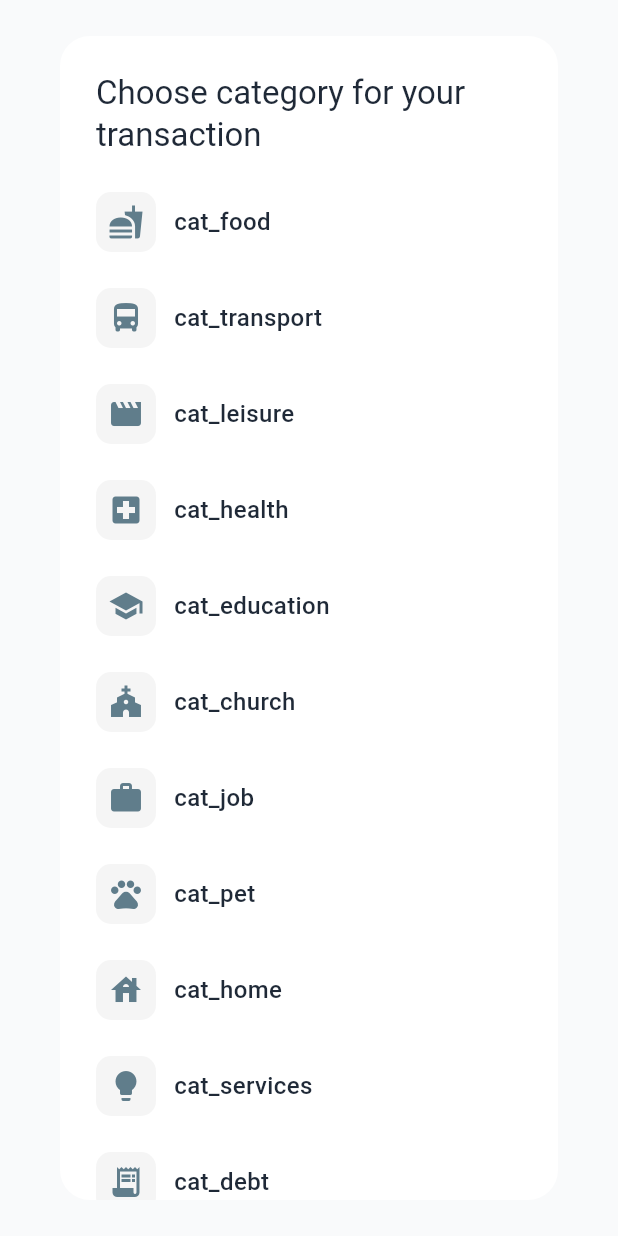
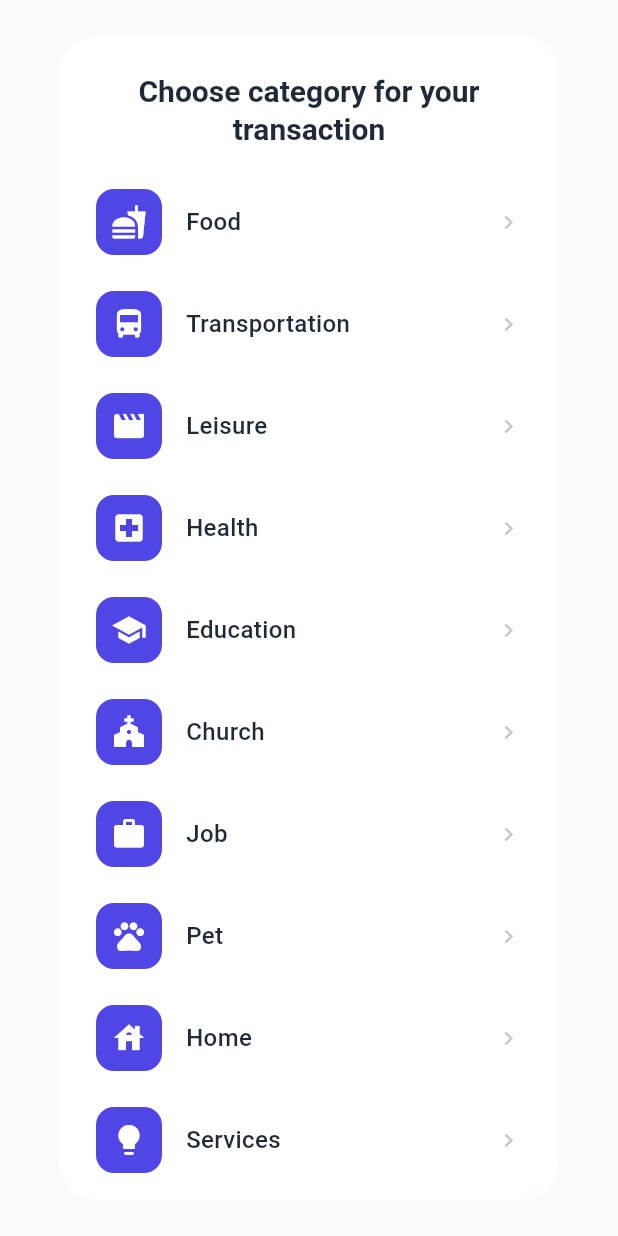
Before and after one commit to Visac95/money_move, a Flutter app: the SelectCategoryWindow widget shown alone on an empty page, opened directly, on a phone screen of 412 x 824 dp. Run offline on Flutter 3.47's test engine with Material 3 defaults, Android fonts, the phone set to English and light mode, and no system bars; our stand-ins replace google_generative_ai, sqflite; accounts and stored records are empty.

Commit message:
sistema de categorias con traducciones, lista

```diff
--- a/lib/services/gemini_service.dart
+++ b/lib/services/gemini_service.dart
@@ -14,7 +14,7 @@ class GeminiService {
   Future<String> classifyTransaction(String transactionTitle) async {
 
     final String categoriesString = AppConstants.categories
-        .map((cat) => cat.toUpperCase())
+        .map((cat) => cat)
         .join(', ');
 
     String prompt =
--- a/lib/widgets/select_category_window.dart
+++ b/lib/widgets/select_category_window.dart
@@ -1,7 +1,8 @@
 import 'package:flutter/material.dart';
 import 'package:money_move/config/app_constants.dart';
 import 'package:money_move/l10n/app_localizations.dart';
-
+// 1. IMPORTANTE: Importa tu helper de traducción
+import 'package:money_move/utils/category_translater.dart';
 
 class SelectCategoryWindow extends StatefulWidget {
   const SelectCategoryWindow({super.key});
@@ -13,36 +14,64 @@ class SelectCategoryWindow extends StatefulWidget {
 class _SelectCategoryWindowState extends State<SelectCategoryWindow> {
   @override
   Widget build(BuildContext context) {
+    // Accedemos al tema para colores adaptables
+    final colorScheme = Theme.of(context).colorScheme;
+
     return SimpleDialog(
-      title: Text(AppLocalizations.of(context)!.chooseCategoryManualTitle),
-      shape: RoundedRectangleBorder(borderRadius: BorderRadius.circular(20)),
-      children: AppConstants.categories.map((categoryItem) {
+      title: Text(
+        AppLocalizations.of(context)!.chooseCategoryManualTitle,
+        textAlign: TextAlign.center,
+        style: TextStyle(fontSize: 20, fontWeight: FontWeight.bold),
+      ),
+      // Color de fondo del diálogo adaptable
+      backgroundColor: colorScheme.surfaceContainerHigh,
+      shape: RoundedRectangleBorder(borderRadius: BorderRadius.circular(24)),
+      contentPadding: const EdgeInsets.symmetric(vertical: 16),
+
+      children: AppConstants.categories.map((categoryKey) {
         return SimpleDialogOption(
           padding: const EdgeInsets.symmetric(vertical: 12, horizontal: 24),
           onPressed: () {
-            Navigator.pop(context, categoryItem);
+            // 2. LÓGICA: Devolvemos la CLAVE (ej: cat_food)
+            // Esto es correcto, la base de datos necesita la clave, no la traducción.
+            Navigator.pop(context, categoryKey);
           },
           child: Row(
             children: [
+              // Contenedor del ícono
               Container(
-                padding: const EdgeInsets.all(8),
+                padding: const EdgeInsets.all(10),
                 decoration: BoxDecoration(
-                  color: Colors.grey.shade100,
-                  borderRadius: BorderRadius.circular(10),
+                  // 3. DISEÑO: Usamos colores del tema (PrimaryContainer)
+                  color: colorScheme.primaryContainer,
+                  borderRadius: BorderRadius.circular(12),
                 ),
                 child: Icon(
-                  AppConstants.getIconForCategory(categoryItem),
-                  color: Colors.blueGrey,
+                  AppConstants.getIconForCategory(categoryKey),
+                  // Ícono en contraste (OnPrimaryContainer)
+                  color: colorScheme.onPrimaryContainer,
+                  size: 24,
                 ),
               ),
-              const SizedBox(width: 12),
-              Text(
-                categoryItem,
-                style: const TextStyle(
-                  fontSize: 16,
-                  fontWeight: FontWeight.w500,
+              const SizedBox(width: 16),
+
+              // 4. UI: Mostramos la TRADUCCIÓN
+              Expanded( // Expanded evita desbordamientos si el texto es largo
+                child: Text(
+                  // ¡AQUÍ ESTÁ LA MAGIA!
+                  getCategoryName(context, categoryKey),
+
+                  style: TextStyle(
+                    fontSize: 16,
+                    fontWeight: FontWeight.w500,
+                    // Texto adaptable (negro en light, blanco en dark)
+                    color: colorScheme.onSurface,
+                  ),
                 ),
               ),
+
+              // Opcional: Una flechita sutil para indicar selección
+              Icon(Icons.chevron_right, color: colorScheme.outlineVariant, size: 18)
             ],
           ),
         );
--- a/lib/widgets/transaction_form.dart
+++ b/lib/widgets/transaction_form.dart
@@ -2,6 +2,7 @@ import 'package:flutter/material.dart';
 import 'package:money_move/l10n/app_localizations.dart';
 import 'package:money_move/models/transaction.dart';
 import 'package:money_move/providers/ai_category_provider.dart';
+import 'package:money_move/utils/category_translater.dart';
 import 'package:money_move/widgets/select_category_window.dart';
 import 'package:provider/provider.dart';
 import '../config/app_colors.dart';
@@ -239,7 +240,7 @@ class TransactionForm extends StatelessWidget {
                                 Text(
                                   manualCategory != null
                                       ? strings.selectCategoryText
-                                      : "${strings.category}: ${aiProvider.suggestedCategory}",
+                                      : "${strings.category}: ${getCategoryName(context, aiProvider.suggestedCategory)}",
                                   style: TextStyle(
                                     color: manualCategory != null
                                         ? (isDark ? Colors.greenAccent : Colors.green.shade700)
```
